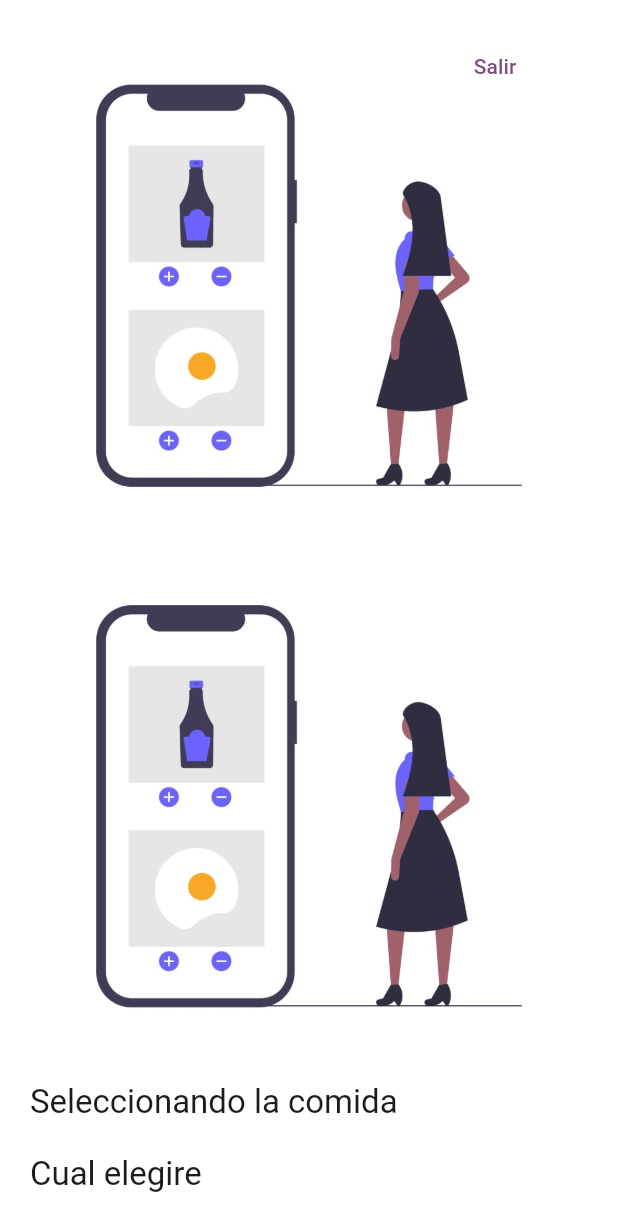
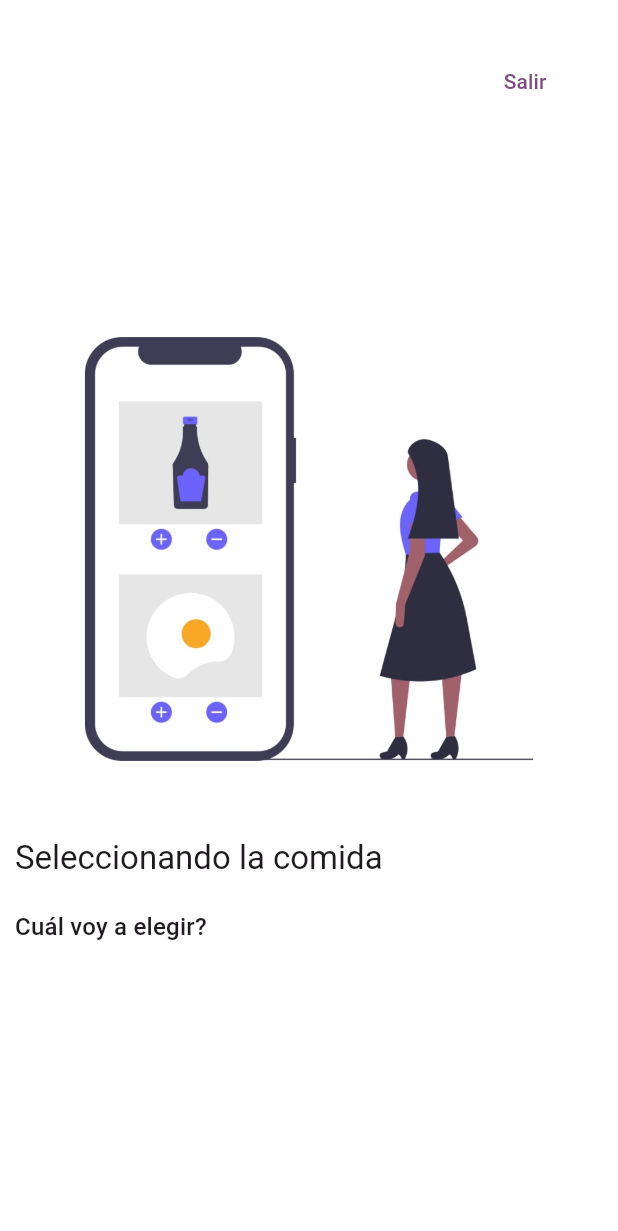
Before and after one commit to EliasDFranco/Widgets_App, a Flutter app: the AppTutorialScreen screen opened by its route, on a phone screen of 412 x 824 dp. Shown: the top 1231 px of the screen. Run offline on Flutter 3.47's test engine with Material 2 defaults, Android fonts, the phone set to English and light mode, and no system bars; our stand-ins replace animate_do, go_router.

Commit message:
Terminado el App Tutorial

```diff
--- a/lib/presentation/screens/app_tutorial/app_tutorial.dart
+++ b/lib/presentation/screens/app_tutorial/app_tutorial.dart
@@ -1,12 +1,13 @@
+import 'package:animate_do/animate_do.dart';
 import 'package:flutter/material.dart';
 import 'package:go_router/go_router.dart';
 
 final slides = <SlideInfo>[
-  SlideInfo('Seleccionando la comida', 'Cual elegire',
+  SlideInfo('Seleccionando la comida', 'Cuál voy a elegir?',
       'assets/images/imageOneAppTutorial.jpg'),
   SlideInfo('Busca el almuerzo', 'Vamos a buscar el almuerzo',
       'assets/images/imageThreeAppTutorial.jpg'),
-  SlideInfo('Comiendo la comida', 'MMM Jon Jomi',
+  SlideInfo('Comiendo la comida', 'Muy rico',
       'assets/images/imageTwoAppTutorial.jpg'),
 ];
 
@@ -27,10 +28,34 @@ class AppTutorialScreen extends StatefulWidget {
 }
 
 class _AppTutorialScreenState extends State<AppTutorialScreen> {
+  final PageController pageviewController = PageController();
+  bool endReached = false;
+
+  @override
+  void initState() {
+    super.initState();
+
+    pageviewController.addListener(() {
+      final page = pageviewController.page ?? 0;
+      if (!endReached && page >= (slides.length - 1.5)) {
+        setState(() {
+          endReached = true;
+        });
+      }
+    });
+  }
+
+  @override
+  void dispose() {
+    pageviewController.dispose();
+    super.dispose();
+  }
+
   @override
   Widget build(BuildContext context) {
-    return Stack(
-      children: [
+    return Scaffold(
+      backgroundColor: Colors.white,
+      body: Stack(children: [
         PageView(
             physics: const BouncingScrollPhysics(),
             children: slides
@@ -40,14 +65,27 @@ class _AppTutorialScreenState extends State<AppTutorialScreen> {
                     imageUrl: slideData.imageUrl))
                 .toList()),
         Positioned(
-          top: 20,
-          right: 50,
+          top: 30,
+          right: 30,
           child: TextButton(
             child: const Text('Salir'),
             onPressed: () => context.pop(),
           ),
         ),
-      ],
+        endReached
+            ? Positioned(
+                bottom: 30,
+                right: 30,
+                child: FadeInRight(
+                  from: 15,
+                  delay: const Duration(seconds: 1),
+                  child: ElevatedButton(
+                    onPressed: () => context.pop(),
+                    child: const Text('Comenzar'),
+                  ),
+                ))
+            : const SizedBox(),
+      ]),
     );
   }
 }
@@ -62,10 +100,10 @@ class _Slide extends StatelessWidget {
   @override
   Widget build(BuildContext context) {
     final titleStyle = Theme.of(context).textTheme.titleLarge;
-    final captionStyle = Theme.of(context).textTheme.titleLarge;
+    final captionStyle = Theme.of(context).textTheme.titleMedium;
 
     return Padding(
-      padding: const EdgeInsets.symmetric(horizontal: 20),
+      padding: const EdgeInsets.symmetric(horizontal: 10),
       child: Center(
         child: Column(
           mainAxisAlignment: MainAxisAlignment.center,
@@ -75,12 +113,6 @@ class _Slide extends StatelessWidget {
               image: AssetImage(imageUrl),
             ),
             const SizedBox(height: 20),
-            Image(
-              image: AssetImage(imageUrl),
-            ),
-            const SizedBox(
-              height: 20,
-            ),
             Text(
               title,
               style: titleStyle,
```
